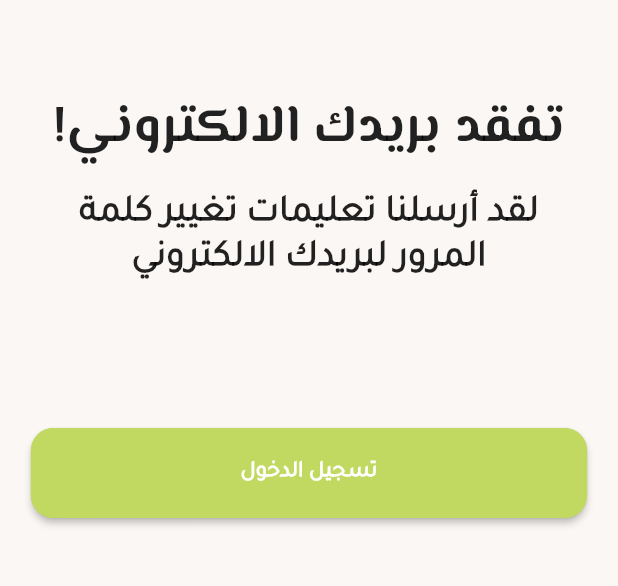
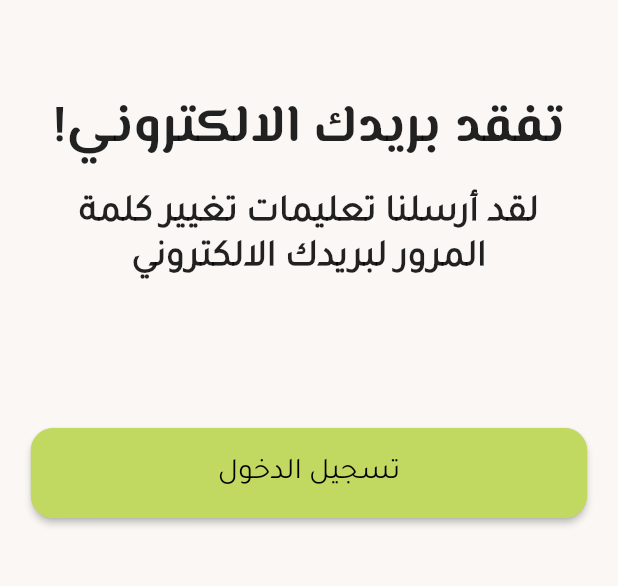
Before and after one commit to DanahAlkeaid/happyPaws, a Flutter app: the SuccessReset screen opened directly, on a phone screen of 412 x 824 dp, the part 84-670 px from its top. Run offline on Flutter 3.47's test engine with Material 2 defaults, Android fonts, the phone set to English and light mode, and no system bars; our stand-ins replace anim_search_bar, cloud_firestore, date_picker_timeline, firebase_auth, firebase_core, firebase_messaging and 10 more; missing offline and left inert: day_night_time_picker, status_alert; accounts and stored records are empty.

Commit message:
صلحت البتن حق ريسيت باسوورد, وعدلت مناداة السورت

```diff
--- a/lib/SuccessReset.dart
+++ b/lib/SuccessReset.dart
@@ -76,10 +76,7 @@ class SuccessReset extends StatelessWidget {
                             )))),
                 child: Text(
                   'تسجيل الدخول',
-                  style: TextStyle(
-                      fontSize: 15,
-                      fontWeight: FontWeight.w900,
-                      fontFamily: 'Tajawal'),
+                  style:  TextStyle(fontSize: 20, color: Colors.black,  fontFamily: 'Tajawal'),
                 )),
           ),
         ]),
```
Also changed, not shown: lib/petOwnerHome.dart (+22 -26 lines).
